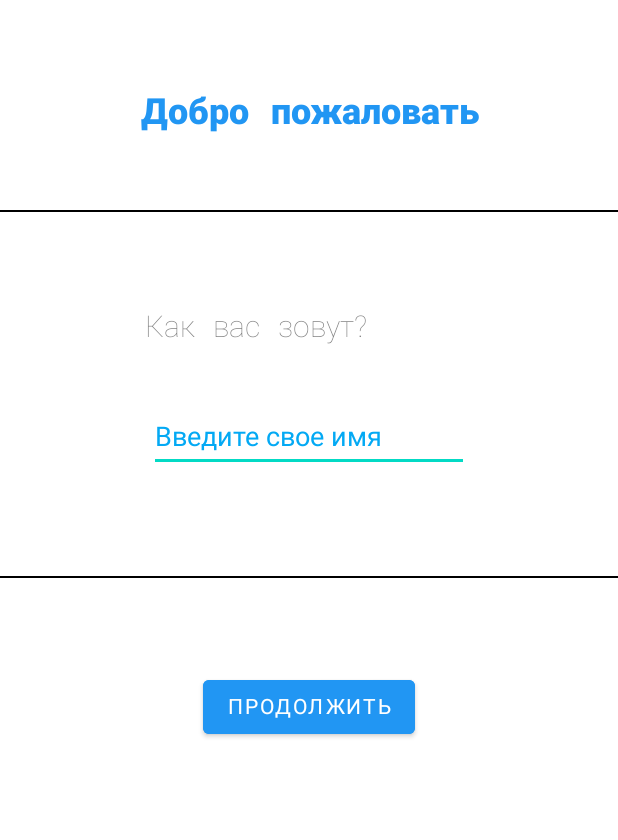
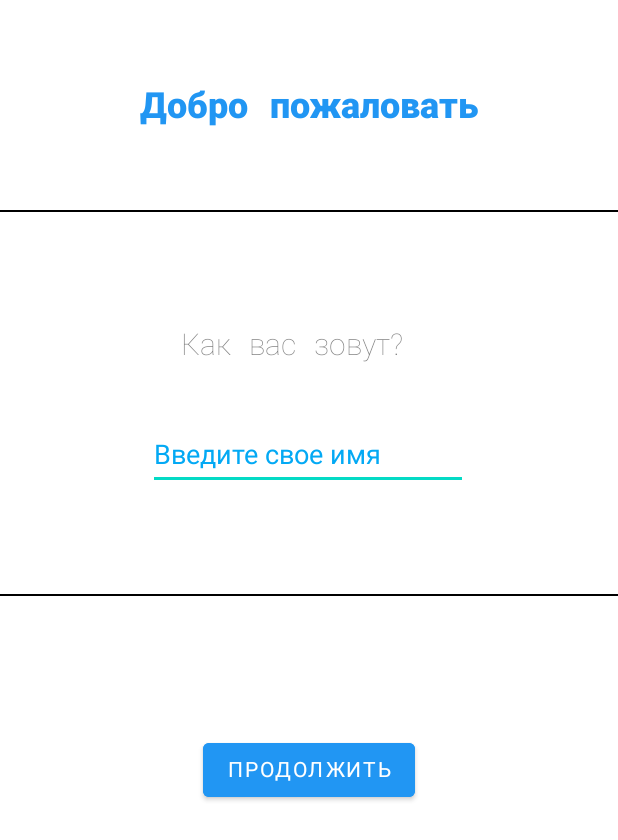
Before and after one commit to Karambasss/QuitNicotineDiplomaProgram, an Android app: the screen it shows after launch (MainActivity), on a phone screen of 412 x 824 dp. Shown: the top 840 px of the screen. Run offline under Robolectric (Android 15) with nearby library versions, the light colour scheme and no system bars; Roboto replaces fonts that are not available here.

Commit message:
Изменения по размеру окон.

```diff
--- a/app/src/main/java/com/michael/quitnicotine_application/view/MainActivity.kt
+++ b/app/src/main/java/com/michael/quitnicotine_application/view/MainActivity.kt
@@ -42,7 +42,7 @@ class MainActivity : AppCompatActivity() {
 
                 R.id.menu_profile -> setNewFragment(ProfileFragment.newInstance())
 
-               R.id.menu_settings -> setNewFragment(SettingsFragment())
+                R.id.menu_settings -> setNewFragment(SettingsFragment())
 
                 else -> {}
             }
--- a/app/src/main/res/layout/fragment_achievement.xml
+++ b/app/src/main/res/layout/fragment_achievement.xml
@@ -11,7 +11,7 @@
         android:id="@+id/textView14"
         android:layout_width="wrap_content"
         android:layout_height="wrap_content"
-        android:layout_marginStart="108dp"
+        android:layout_marginStart="136dp"
         android:layout_marginTop="272dp"
         android:text="TODO_ACHIEVEMENT"
         app:layout_constraintStart_toStartOf="parent"
--- a/app/src/main/res/layout/fragment_ar.xml
+++ b/app/src/main/res/layout/fragment_ar.xml
@@ -11,7 +11,7 @@
         android:id="@+id/textView6"
         android:layout_width="wrap_content"
         android:layout_height="wrap_content"
-        android:layout_marginStart="148dp"
+        android:layout_marginStart="172dp"
         android:layout_marginTop="252dp"
         android:text="TODO_AR"
         app:layout_constraintStart_toStartOf="parent"
--- a/app/src/main/res/layout/fragment_auth1.xml
+++ b/app/src/main/res/layout/fragment_auth1.xml
@@ -10,8 +10,8 @@
         android:id="@+id/textView"
         android:layout_width="wrap_content"
         android:layout_height="wrap_content"
-        android:layout_marginStart="96dp"
-        android:layout_marginTop="204dp"
+        android:layout_marginStart="120dp"
+        android:layout_marginTop="216dp"
         android:fontFamily="@font/jetbrains_mono_extralight"
         android:text="Как вас зовут?"
         android:textAlignment="center"
@@ -31,6 +31,7 @@
         android:minHeight="48dp"
         android:textColorHint="#03A9F4"
         app:layout_constraintEnd_toEndOf="parent"
+        app:layout_constraintHorizontal_bias="0.497"
         app:layout_constraintStart_toStartOf="parent"
         app:layout_constraintTop_toBottomOf="@+id/textView" />
 
@@ -38,7 +39,7 @@
         android:id="@+id/view4"
         android:layout_width="match_parent"
         android:layout_height="1sp"
-        android:layout_marginTop="384dp"
+        android:layout_marginTop="396dp"
         android:background="@color/black"
         app:layout_constraintStart_toStartOf="parent"
         app:layout_constraintTop_toTopOf="parent" />
@@ -56,7 +57,7 @@
         android:id="@+id/button_auth1"
         android:layout_width="wrap_content"
         android:layout_height="wrap_content"
-        android:layout_marginTop="62dp"
+        android:layout_marginTop="92dp"
         android:backgroundTint="#2196F3"
         android:fontFamily="@font/jetbrains_mono"
         android:text="Продолжить"
@@ -68,7 +69,7 @@
         android:id="@+id/textViewProfile"
         android:layout_width="275dp"
         android:layout_height="59dp"
-        android:layout_marginTop="48dp"
+        android:layout_marginTop="44dp"
         android:fontFamily="@font/jetbrains_mono_extrabold_italic"
         android:paddingTop="10sp"
         android:text="Добро пожаловать"
@@ -77,7 +78,6 @@
         android:textSize="24sp"
         android:textStyle="bold"
         app:layout_constraintEnd_toEndOf="parent"
-        app:layout_constraintHorizontal_bias="0.505"
         app:layout_constraintStart_toStartOf="parent"
         app:layout_constraintTop_toTopOf="parent" />
 
--- a/app/src/main/res/layout/fragment_motivation.xml
+++ b/app/src/main/res/layout/fragment_motivation.xml
@@ -11,7 +11,7 @@
         android:id="@+id/textView7"
         android:layout_width="wrap_content"
         android:layout_height="wrap_content"
-        android:layout_marginStart="116dp"
+        android:layout_marginStart="140dp"
         android:layout_marginTop="260dp"
         android:text="TODO_MOTIVATION"
         app:layout_constraintStart_toStartOf="parent"
--- a/app/src/main/res/layout/fragment_progress.xml
+++ b/app/src/main/res/layout/fragment_progress.xml
@@ -10,8 +10,8 @@
         android:id="@+id/textView4"
         android:layout_width="wrap_content"
         android:layout_height="wrap_content"
-        android:layout_marginStart="120dp"
-        android:layout_marginTop="244dp"
+        android:layout_marginStart="148dp"
+        android:layout_marginTop="248dp"
         android:text="TODO_PROGRESS"
         app:layout_constraintStart_toStartOf="parent"
         app:layout_constraintTop_toTopOf="parent" />
```
Also changed, not shown: app/src/main/res/layout/fragment_auth2.xml (+3 -4 lines), app/src/main/res/layout/fragment_profile.xml (+5 -5 lines).
